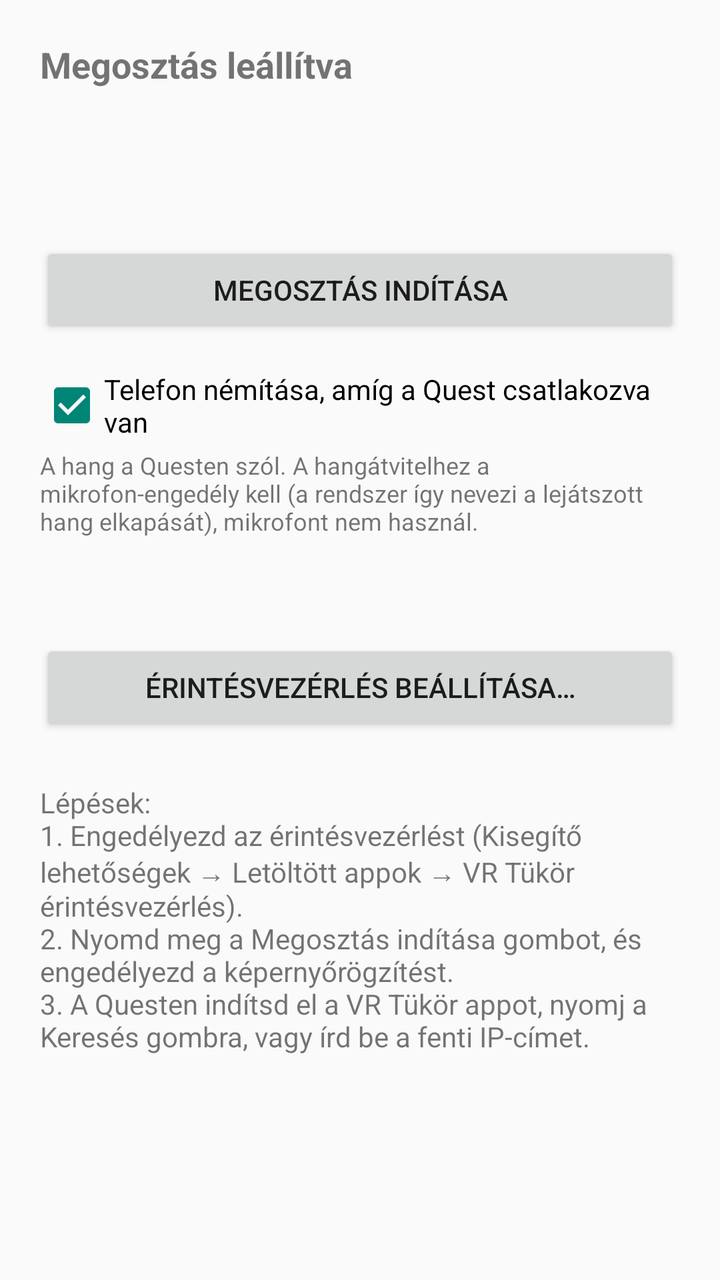
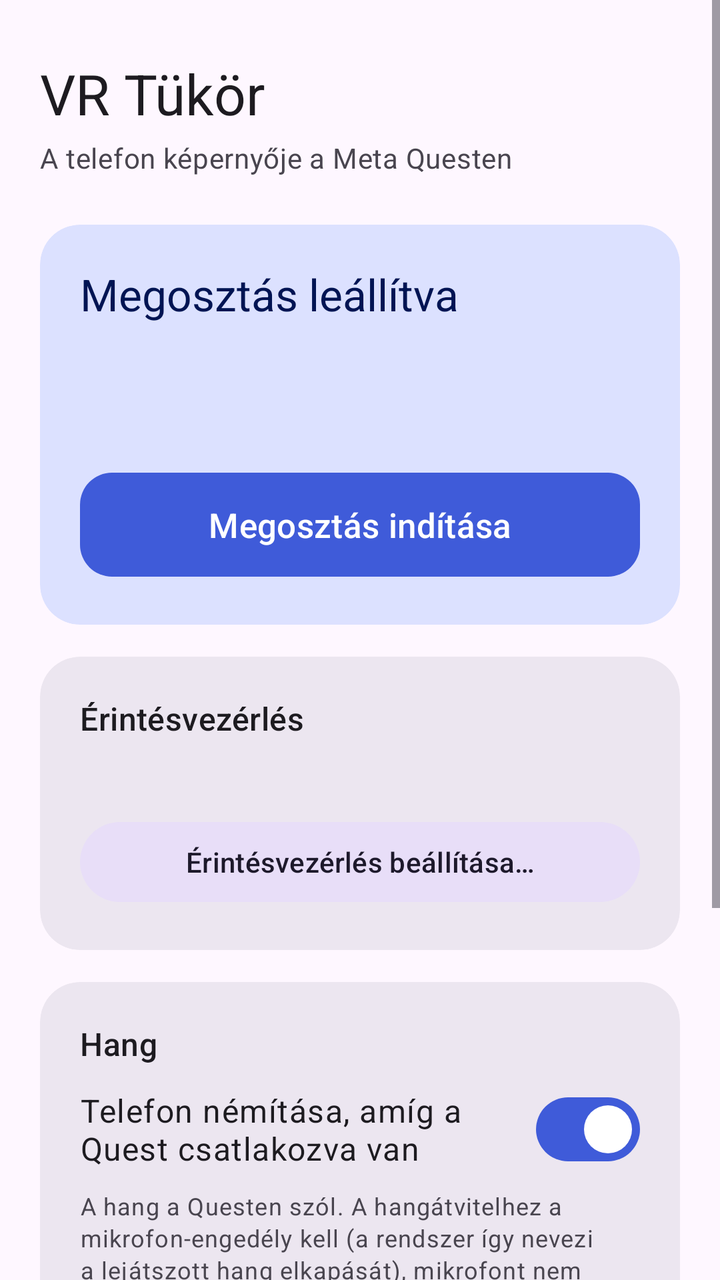

Before-and-after screenshots of an Android layout around one commit, followed by the original layout XML and the change that was made.
<!-- AndroidManifest.xml: application theme Theme.VRMirror -->
<!-- res/layout/activity_main.xml -->
<?xml version="1.0" encoding="utf-8"?>
<ScrollView xmlns:android="http://schemas.android.com/apk/res/android"
    android:layout_width="match_parent"
    android:layout_height="match_parent">

    <LinearLayout
        android:layout_width="match_parent"
        android:layout_height="wrap_content"
        android:orientation="vertical"
        android:padding="20dp">

        <TextView
            android:id="@+id/statusText"
            android:layout_width="match_parent"
            android:layout_height="wrap_content"
            android:text="@string/status_stopped"
            android:textSize="18sp"
            android:textStyle="bold" />

        <TextView
            android:id="@+id/ipText"
            android:layout_width="match_parent"
            android:layout_height="wrap_content"
            android:layout_marginTop="8dp"
            android:textSize="16sp" />

        <TextView
            android:id="@+id/videoText"
            android:layout_width="match_parent"
            android:layout_height="wrap_content"
            android:layout_marginTop="4dp"
            android:textSize="14sp" />

        <Button
            android:id="@+id/startStopButton"
            android:layout_width="match_parent"
            android:layout_height="wrap_content"
            android:layout_marginTop="24dp"
            android:text="@string/btn_start" />

        <CheckBox
            android:id="@+id/muteCheckBox"
            android:layout_width="match_parent"
            android:layout_height="wrap_content"
            android:layout_marginTop="16dp"
            android:checked="true"
            android:text="@string/mute_label" />

        <TextView
            android:layout_width="match_parent"
            android:layout_height="wrap_content"
            android:layout_marginTop="4dp"
            android:text="@string/audio_hint"
            android:textSize="12sp" />

        <TextView
            android:id="@+id/accessibilityText"
            android:layout_width="match_parent"
            android:layout_height="wrap_content"
            android:layout_marginTop="24dp"
            android:textSize="14sp" />

        <Button
            android:id="@+id/accessibilityButton"
            android:layout_width="match_parent"
            android:layout_height="wrap_content"
            android:layout_marginTop="8dp"
            android:text="@string/btn_accessibility" />

        <TextView
            android:layout_width="match_parent"
            android:layout_height="wrap_content"
            android:layout_marginTop="24dp"
            android:text="@string/help_text"
            android:textSize="14sp" />
    </LinearLayout>
</ScrollView>
<!-- resources referenced by this layout -->
<resources>
  <string name="audio_hint">A hang a Questen szól. A hangátvitelhez a mikrofon-engedély kell (a rendszer így nevezi a lejátszott hang elkapását), mikrofont nem használ.</string>
  <string name="btn_accessibility">Érintésvezérlés beállítása…</string>
  <string name="btn_start">Megosztás indítása</string>
  <string name="help_text">Lépések:\n1. Engedélyezd az érintésvezérlést (Kisegítő lehetőségek → Letöltött appok → VR Tükör érintésvezérlés).\n2. Nyomd meg a Megosztás indítása gombot, és engedélyezd a képernyőrögzítést.\n3. A Questen indítsd el a VR Tükör appot, nyomj a Keresés gombra, vagy írd be a fenti IP-címet.</string>
  <string name="mute_label">Telefon némítása, amíg a Quest csatlakozva van</string>
  <string name="status_stopped">Megosztás leállítva</string>
  <style name="Theme.VRMirror" parent="Theme.AppCompat.DayNight" />
</resources>

<!-- the commit's change to res/layout/activity_main.xml (unified diff, before → after) -->
@@ -1,77 +1,181 @@
 <?xml version="1.0" encoding="utf-8"?>
 <ScrollView xmlns:android="http://schemas.android.com/apk/res/android"
+    xmlns:app="http://schemas.android.com/apk/res-auto"
     android:layout_width="match_parent"
-    android:layout_height="match_parent">
+    android:layout_height="match_parent"
+    android:fillViewport="true"
+    android:fitsSystemWindows="true">
 
     <LinearLayout
         android:layout_width="match_parent"
         android:layout_height="wrap_content"
         android:orientation="vertical"
-        android:padding="20dp">
+        android:paddingStart="20dp"
+        android:paddingTop="28dp"
+        android:paddingEnd="20dp"
+        android:paddingBottom="28dp">
 
+        
         <TextView
-            android:id="@+id/statusText"
             android:layout_width="match_parent"
             android:layout_height="wrap_content"
-            android:text="@string/status_stopped"
-            android:textSize="18sp"
-            android:textStyle="bold" />
-
-        <TextView
-            android:id="@+id/ipText"
-            android:layout_width="match_parent"
-            android:layout_height="wrap_content"
-            android:layout_marginTop="8dp"
-            android:textSize="16sp" />
-
-        <TextView
-            android:id="@+id/videoText"
-            android:layout_width="match_parent"
-            android:layout_height="wrap_content"
-            android:layout_marginTop="4dp"
-            android:textSize="14sp" />
-
-        <Button
-            android:id="@+id/startStopButton"
-            android:layout_width="match_parent"
-            android:layout_height="wrap_content"
-            android:layout_marginTop="24dp"
-            android:text="@string/btn_start" />
-
-        <CheckBox
-            android:id="@+id/muteCheckBox"
-            android:layout_width="match_parent"
-            android:layout_height="wrap_content"
-            android:layout_marginTop="16dp"
-            android:checked="true"
-            android:text="@string/mute_label" />
+            android:text="@string/title_main"
+            android:textAppearance="?attr/textAppearanceHeadlineMedium" />
 
         <TextView
             android:layout_width="match_parent"
             android:layout_height="wrap_content"
             android:layout_marginTop="4dp"
-            android:text="@string/audio_hint"
-            android:textSize="12sp" />
+            android:text="@string/subtitle_main"
+            android:textAppearance="?attr/textAppearanceBodyMedium"
+            android:textColor="?attr/colorOnSurfaceVariant" />
 
-        <TextView
-            android:id="@+id/accessibilityText"
+        
+        <com.google.android.material.card.MaterialCardView
             android:layout_width="match_parent"
             android:layout_height="wrap_content"
             android:layout_marginTop="24dp"
-            android:textSize="14sp" />
+            app:cardCornerRadius="20dp"
+            app:cardElevation="0dp"
+            app:strokeWidth="0dp"
+            app:cardBackgroundColor="?attr/colorPrimaryContainer">
 
-        <Button
-            android:id="@+id/accessibilityButton"
+            <LinearLayout
+                android:layout_width="match_parent"
+                android:layout_height="wrap_content"
+                android:orientation="vertical"
+                android:padding="20dp">
+
+                <TextView
+                    android:id="@+id/statusText"
+                    android:layout_width="match_parent"
+                    android:layout_height="wrap_content"
+                    android:text="@string/status_stopped"
+                    android:textAppearance="?attr/textAppearanceTitleLarge"
+                    android:textColor="?attr/colorOnPrimaryContainer" />
+
+                <TextView
+                    android:id="@+id/ipText"
+                    android:layout_width="match_parent"
+                    android:layout_height="wrap_content"
+                    android:layout_marginTop="8dp"
+                    android:textAppearance="?attr/textAppearanceBodyLarge"
+                    android:textColor="?attr/colorOnPrimaryContainer" />
+
+                <TextView
+                    android:id="@+id/videoText"
+                    android:layout_width="match_parent"
+                    android:layout_height="wrap_content"
+                    android:layout_marginTop="2dp"
+                    android:textAppearance="?attr/textAppearanceBodyMedium"
+                    android:textColor="?attr/colorOnPrimaryContainer" />
+
+                <com.google.android.material.button.MaterialButton
+                    android:id="@+id/startStopButton"
+                    android:layout_width="match_parent"
+                    android:layout_height="60dp"
+                    android:layout_marginTop="20dp"
+                    android:text="@string/btn_start"
+                    android:textSize="17sp"
+                    app:cornerRadius="16dp" />
+            </LinearLayout>
+        </com.google.android.material.card.MaterialCardView>
+
+        
+        <com.google.android.material.card.MaterialCardView
             android:layout_width="match_parent"
             android:layout_height="wrap_content"
-            android:layout_marginTop="8dp"
-            android:text="@string/btn_accessibility" />
+            android:layout_marginTop="16dp"
+            app:cardCornerRadius="20dp"
+            app:cardElevation="0dp"
+            app:strokeWidth="0dp"
+            app:cardBackgroundColor="?attr/colorSurfaceContainerHigh">
+
+            <LinearLayout
+                android:layout_width="match_parent"
+                android:layout_height="wrap_content"
+                android:orientation="vertical"
+                android:padding="20dp">
+
+                <TextView
+                    android:layout_width="match_parent"
+                    android:layout_height="wrap_content"
+                    android:text="@string/card_touch"
+                    android:textAppearance="?attr/textAppearanceTitleMedium" />
+
+                <TextView
+                    android:id="@+id/accessibilityText"
+                    android:layout_width="match_parent"
+                    android:layout_height="wrap_content"
+                    android:layout_marginTop="6dp"
+                    android:textAppearance="?attr/textAppearanceBodyMedium" />
+
+                <com.google.android.material.button.MaterialButton
+                    android:id="@+id/accessibilityButton"
+                    style="@style/Widget.Material3.Button.TonalButton"
+                    android:layout_width="match_parent"
+                    android:layout_height="wrap_content"
+                    android:layout_marginTop="12dp"
+                    android:text="@string/btn_accessibility" />
+            </LinearLayout>
+        </com.google.android.material.card.MaterialCardView>
+
+        
+        <com.google.android.material.card.MaterialCardView
+            android:layout_width="match_parent"
+            android:layout_height="wrap_content"
+            android:layout_marginTop="16dp"
+            app:cardCornerRadius="20dp"
+            app:cardElevation="0dp"
+            app:strokeWidth="0dp"
+            app:cardBackgroundColor="?attr/colorSurfaceContainerHigh">
+
+            <LinearLayout
+                android:layout_width="match_parent"
+                android:layout_height="wrap_content"
+                android:orientation="vertical"
+                android:padding="20dp">
+
+                <TextView
+                    android:layout_width="match_parent"
+                    android:layout_height="wrap_content"
+                    android:text="@string/card_audio"
+                    android:textAppearance="?attr/textAppearanceTitleMedium" />
+
+                <com.google.android.material.materialswitch.MaterialSwitch
+                    android:id="@+id/muteCheckBox"
+                    android:layout_width="match_parent"
+                    android:layout_height="wrap_content"
+                    android:layout_marginTop="8dp"
+                    android:checked="true"
+                    android:text="@string/mute_label"
+                    android:textAppearance="?attr/textAppearanceBodyLarge" />
+
+                <TextView
+                    android:layout_width="match_parent"
+                    android:layout_height="wrap_content"
+                    android:layout_marginTop="6dp"
+                    android:text="@string/audio_hint"
+                    android:textAppearance="?attr/textAppearanceBodySmall"
+                    android:textColor="?attr/colorOnSurfaceVariant" />
+            </LinearLayout>
+        </com.google.android.material.card.MaterialCardView>
+
+        
+        <TextView
+            android:layout_width="match_parent"
+            android:layout_height="wrap_content"
+            android:layout_marginTop="24dp"
+            android:text="@string/card_steps"
+            android:textAppearance="?attr/textAppearanceTitleMedium" />
 
         <TextView
             android:layout_width="match_parent"
             android:layout_height="wrap_content"
-            android:layout_marginTop="24dp"
+            android:layout_marginTop="8dp"
+            android:lineSpacingExtra="4dp"
             android:text="@string/help_text"
-            android:textSize="14sp" />
+            android:textAppearance="?attr/textAppearanceBodyMedium"
+            android:textColor="?attr/colorOnSurfaceVariant" />
     </LinearLayout>
 </ScrollView>
<!-- resource entries referenced after the edit -->
@@ -3,9 +3,27 @@
   <string name="audio_hint">A hang a Questen szól. A hangátvitelhez a mikrofon-engedély kell (a rendszer így nevezi a lejátszott hang elkapását), mikrofont nem használ.</string>
   <string name="btn_accessibility">Érintésvezérlés beállítása…</string>
   <string name="btn_start">Megosztás indítása</string>
-  <string name="help_text">Lépések:\n1. Engedélyezd az érintésvezérlést (Kisegítő lehetőségek → Letöltött appok → VR Tükör érintésvezérlés).\n2. Nyomd meg a Megosztás indítása gombot, és engedélyezd a képernyőrögzítést.\n3. A Questen indítsd el a VR Tükör appot, nyomj a Keresés gombra, vagy írd be a fenti IP-címet.</string>
+  <string name="card_audio">Hang</string>
+  <string name="card_steps">Lépések</string>
+  <string name="card_touch">Érintésvezérlés</string>
+  <string name="help_text">1. Engedélyezd az érintésvezérlést (Kisegítő lehetőségek → Letöltött appok → VR Tükör érintésvezérlés).\n2. Nyomd meg a Megosztás indítása gombot, és engedélyezd a képernyőrögzítést.\n3. A Questen indítsd el a VR Tükör appot, nyomj a Keresés gombra, vagy írd be a fenti IP-címet.</string>
   <string name="mute_label">Telefon némítása, amíg a Quest csatlakozva van</string>
   <string name="status_stopped">Megosztás leállítva</string>
-  <style name="Theme.VRMirror" parent="Theme.AppCompat.DayNight" />
+  <string name="subtitle_main">A telefon képernyője a Meta Questen</string>
+  <string name="title_main">VR Tükör</string>
+  <style name="Theme.VRMirror" parent="Theme.Material3.DayNight.NoActionBar">
+          <item name="colorPrimary">@color/primary</item>
+          <item name="colorOnPrimary">@color/on_primary</item>
+          <item name="colorPrimaryContainer">@color/primary_container</item>
+          <item name="colorOnPrimaryContainer">@color/on_primary_container</item>
+          <item name="colorSecondary">@color/secondary</item>
+          <item name="android:statusBarColor">@android:color/transparent</item>
+          <item name="android:windowLightStatusBar">true</item>
+      </style>
+  <color name="primary">#3F5BD9</color>
+  <color name="on_primary">#FFFFFF</color>
+  <color name="primary_container">#DCE1FF</color>
+  <color name="on_primary_container">#001453</color>
+  <color name="secondary">#5A5D72</color>
 </resources>
 
